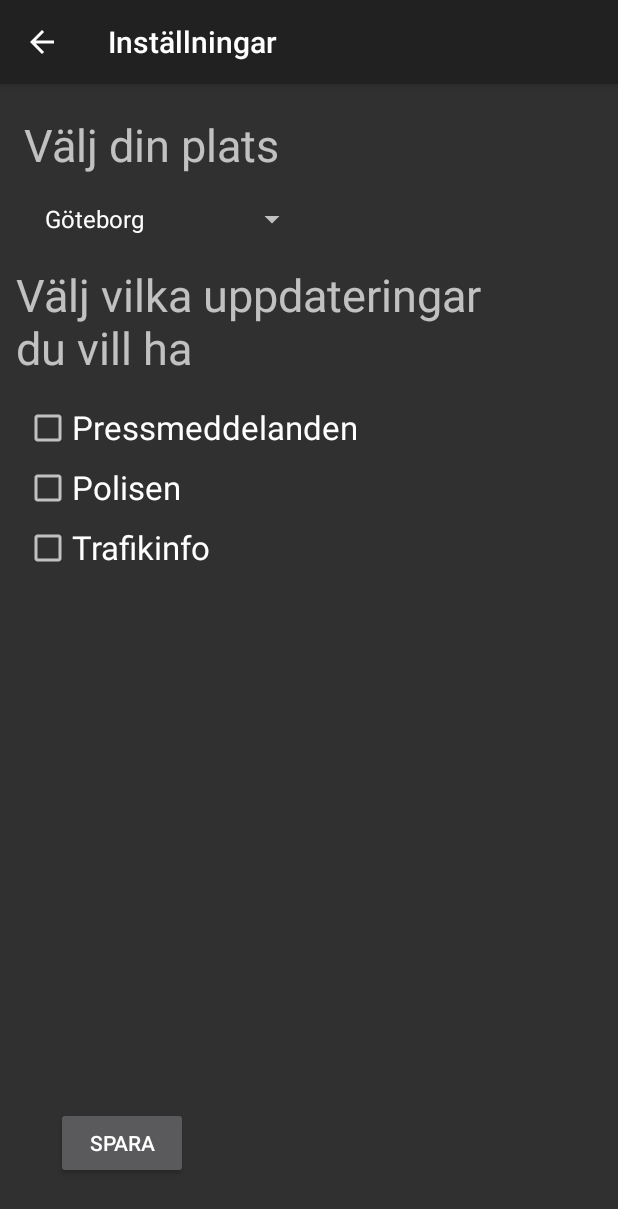
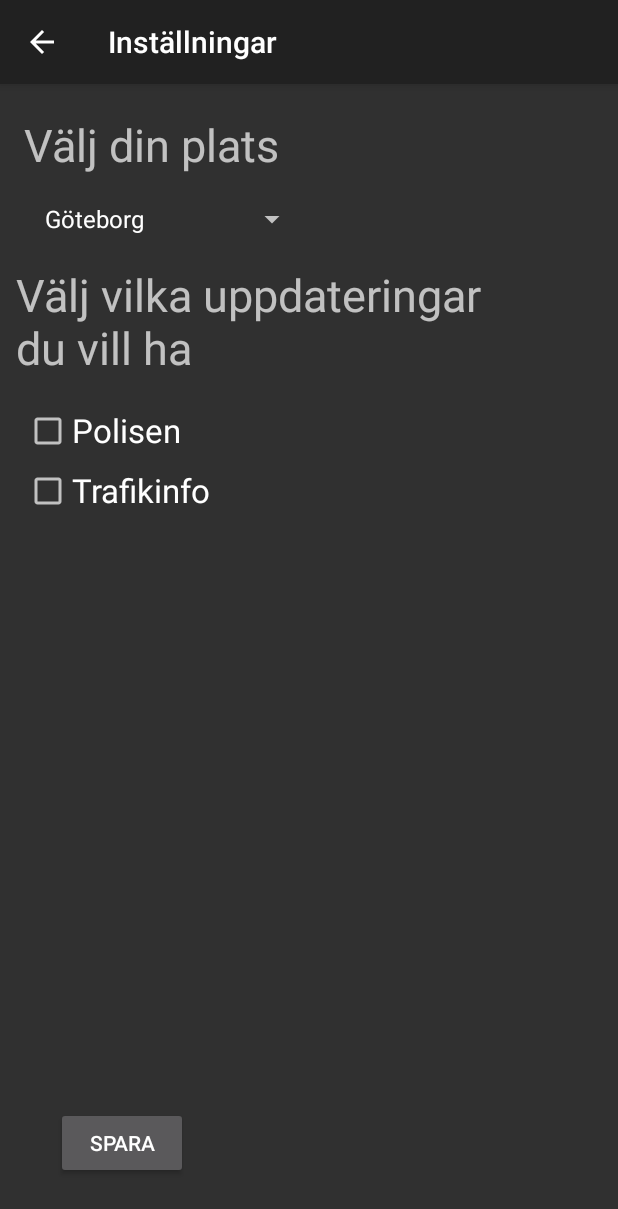
Before and after one commit to Ohedendahl/TIG167, an Android app: the screen it shows after launch (Preferences), after a tap on an icon or button, on a phone screen of 412 x 824 dp. Shown: the top 1209 px of the screen. Run offline under Robolectric (Android 15) with nearby library versions, the phone set to English and light mode, and no system bars; our stand-ins replace Volley.

Commit message:
Tagit bort pressm.

```diff
--- a/MyFirstApp/app/src/main/java/tig167/myfirstapp/MainActivity.java
+++ b/MyFirstApp/app/src/main/java/tig167/myfirstapp/MainActivity.java
@@ -67,15 +67,8 @@ public class MainActivity extends Activity {
         SharedPreferences pref = getApplicationContext().getSharedPreferences("Preferences", 0);
         SharedPreferences.Editor prefEditor = pref.edit();
 
-
-        String stad = pref.getString("stad", "ingen stad sparad");
-        Boolean pressOnOff = pref.getBoolean("press", true);
         Boolean poliusenOnOff = pref.getBoolean("polisen", false);
         Boolean trafikOnOff = pref.getBoolean("trafik", true);
-        Boolean tidtabellOnOff = pref.getBoolean("tidtabell", false);
-
-        Settings s = new Settings();
-        s.setStad(stad);
 
 
         expListView = (ExpandableListView) findViewById(R.id.lvExp);
@@ -96,36 +89,31 @@ public class MainActivity extends Activity {
             public void onHandelserChangeList(List<Handelser> handelser) {
                 if (handelser==null) {
                     Log.d(LOG_TAG, "   Failed to fetch JSON");
-                    //ActivitySwitcher.showToast.length_LONG(me, "No response from Polisen, try again", );
-                    Toast.makeText(me, "No response from Polisen, try again.", Toast.LENGTH_LONG).show();
+                    Toast.makeText(me, "Inget svar hos Polisen, försök igen.", Toast.LENGTH_LONG).show();
                     return;
                 }
 
-                // resetexpListView(handelser);
                 List <String> polisgrejer = new ArrayList<>();
                 for (Handelser h : handelser) {
                     polisgrejer.add(h.toString());
                 }
                 //Log.d(LOG_TAG, "onHandelserChangeList()   Wowie Zowie:  " + handelser);
-                try {
-                    listDataChild.put(listDataHeader.get(1), polisgrejer);
+               try {
+                    listDataChild.put(listDataHeader.get(0), polisgrejer);
                 } catch ( IndexOutOfBoundsException e ) {
-                    listDataChild.put(listDataHeader.get(0), polisgrejer);
+                   Log.d(LOG_TAG, "något var fel med index: " + e);
                 }
 
                 listAdapter = new ExpandableListAdapter(MainActivity.this, listDataHeader, listDataChild);
                 expListView.setAdapter(listAdapter);
 
-                ActivitySwitcher.showToast(me, "Handelser updated");
+                ActivitySwitcher.showToast(me, "Händelser uppdaterade");
             }
         });
         TextView headerText = (TextView) findViewById(R.id.text_header);
         headerText.setText(pref.getString("stad", "ingen stad hittades"));
 
 
-        if (!pref.getBoolean("pressbox", false)) {
-            listDataHeader.remove("Pressmeddelanden");
-        }
 
         if (!pref.getBoolean("polisbox", false)) {
             listDataHeader.remove("Polisen");
@@ -145,15 +133,8 @@ public class MainActivity extends Activity {
         listDataHeader = new ArrayList<String>();
         listDataChild = new HashMap<String, List<String>>();
 
-        listDataHeader.add("Pressmeddelanden");
         listDataHeader.add("Polisen");
         listDataHeader.add("Trafikinfo");
-
-
-        List<String> pressmeddelanden = new ArrayList<String>();
-        pressmeddelanden.add("Löfven somnar på jobbet");
-        pressmeddelanden.add("Gratis bira i stadshuset");
-        pressmeddelanden.add("Håkan Hellström utsedd till tronarvinge; 'fan va soft'");
 
         List<String> polisen = new ArrayList<String>();
         polisen.add("Ingen data att visa");
@@ -163,10 +144,8 @@ public class MainActivity extends Activity {
         trafikinfo.add("Krock skapar köer på Avenyn");
 
 
-        listDataChild.put(listDataHeader.get(0), pressmeddelanden);
-        listDataChild.put(listDataHeader.get(1), polisen);
-        listDataChild.put(listDataHeader.get(2), trafikinfo);
-
+        listDataChild.put(listDataHeader.get(0), polisen);
+        listDataChild.put(listDataHeader.get(1), trafikinfo);
 
     }
 
@@ -176,14 +155,16 @@ public class MainActivity extends Activity {
     }
 
 
+    public void refreshList(View view) {
+        SharedPreferences pref = getApplicationContext().getSharedPreferences("Preferences", 0);
+        SharedPreferences.Editor prefEditor = pref.edit();
 
-    public void refreshList(View view) {
-       // if (listDataHeader.size() != 0) {
-            ActivitySwitcher.showToast(this, "Updating handelser");
+       if (pref.getBoolean("polisbox", false)) {
+            ActivitySwitcher.showToast(this, "Uppdaterar händelser, var god vänta");
             VolleyPolice.getInstance(this).getHandelser();
-       // }   else {
-         //   ActivitySwitcher.showToast(this, "Nothing to update");
-       // }
+        }   else {
+            ActivitySwitcher.showToast(this, "Inget att uppdatera");
+        }
 
     }
 }
--- a/MyFirstApp/app/src/main/java/tig167/myfirstapp/Preferences.java
+++ b/MyFirstApp/app/src/main/java/tig167/myfirstapp/Preferences.java
@@ -27,7 +27,6 @@ public class Preferences extends AppCompatActivity {
         super.onCreate(savedInstanceState);
         setContentView(R.layout.activity_preferences);
 
-        final CheckBox checkBoxPress = (CheckBox) findViewById(R.id.pressCheck);
         final CheckBox checkBoxPolice = (CheckBox) findViewById(R.id.polisenCheck);
         final CheckBox checkBoxTraffic = (CheckBox) findViewById(R.id.trafikinfoCheck);
 
@@ -47,8 +46,6 @@ public class Preferences extends AppCompatActivity {
         s.setAdapter(adapter);
         s.setSelection(pref.getInt("valSpinner",0));
 
-
-        checkBoxPress.setChecked(pref.getBoolean("pressbox", false));
         checkBoxPolice.setChecked(pref.getBoolean("polisbox", false));
         checkBoxTraffic.setChecked(pref.getBoolean("trafikbox", false));
 
@@ -56,7 +53,6 @@ public class Preferences extends AppCompatActivity {
 
     public void saveSettings(View view){
 
-        final CheckBox checkBoxPress = (CheckBox) findViewById(R.id.pressCheck);
         final CheckBox checkBoxPolice = (CheckBox) findViewById(R.id.polisenCheck);
         final CheckBox checkBoxTraffic = (CheckBox) findViewById(R.id.trafikinfoCheck);
 
@@ -71,12 +67,6 @@ public class Preferences extends AppCompatActivity {
         prefEditor.putString("stad", stadSpinner);
         prefEditor.putString("policeURL", "https://polisen.se/api/events?locationname=" + stadSpinner);
 
-        if (checkBoxPress.isChecked()) {
-            prefEditor.putBoolean("pressbox", true);
-        }
-        else {
-            prefEditor.putBoolean("pressbox", false);
-        }
 
         if (checkBoxPolice.isChecked()) {
             prefEditor.putBoolean("polisbox", true);
--- a/MyFirstApp/app/src/main/java/tig167/myfirstapp/VolleyPolice.java
+++ b/MyFirstApp/app/src/main/java/tig167/myfirstapp/VolleyPolice.java
@@ -104,10 +104,12 @@ public class VolleyPolice {
         });
 
         // Adds timeout to JSON request
+
         jsonArrayRequest.setRetryPolicy(new DefaultRetryPolicy(
                 20000,
                 DefaultRetryPolicy.DEFAULT_MAX_RETRIES,
                 DefaultRetryPolicy.DEFAULT_BACKOFF_MULT));
+
         // Add the request to the RequestQueue.
         queue.add(jsonArrayRequest);
     }
--- a/MyFirstApp/app/src/main/res/layout/activity_preferences.xml
+++ b/MyFirstApp/app/src/main/res/layout/activity_preferences.xml
@@ -40,23 +40,11 @@
         android:text="Välj vilka uppdateringar du vill ha"
         android:textSize="30sp" />
 
-
-    <CheckBox
-        android:id="@+id/pressCheck"
-        android:layout_width="280dp"
-        android:layout_height="30dp"
-        android:layout_below="@+id/updates_text"
-        android:layout_marginStart="16dp"
-        android:layout_marginLeft="50dp"
-        android:layout_marginTop="8dp"
-        android:text="Pressmeddelanden"
-        android:textSize="22sp" />
-
     <CheckBox
         android:id="@+id/polisenCheck"
         android:layout_width="280dp"
         android:layout_height="30dp"
-        android:layout_below="@+id/pressCheck"
+        android:layout_below="@+id/updates_text"
         android:layout_marginStart="16dp"
         android:layout_marginTop="10dp"
         android:text="Polisen"
```
